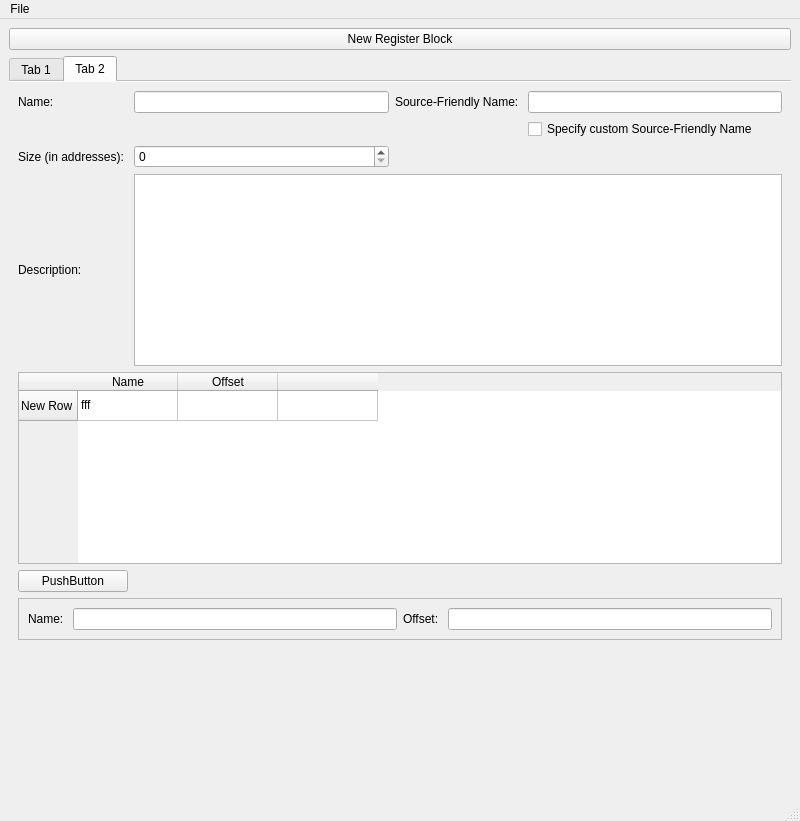
The window that mainwindow.ui (jimga150/RegisterMap) describes before a commit, drawn with Qt 5.
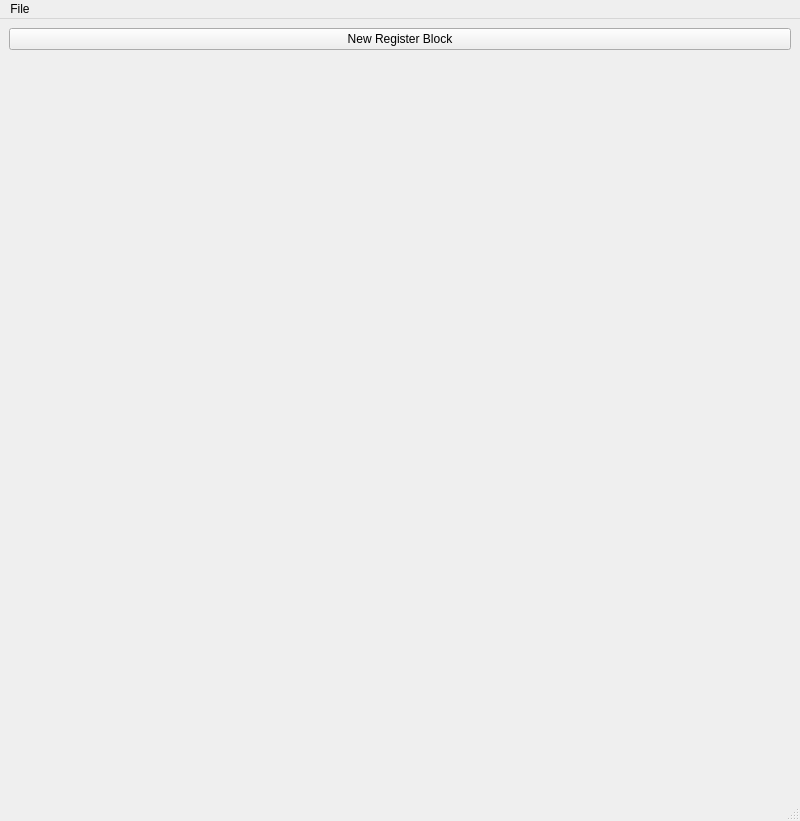
The same window after the commit.

What changed in the file:
```diff
--- a/mainwindow.ui
+++ b/mainwindow.ui
@@ -46,181 +46,6 @@
         <property name="tabBarAutoHide">
          <bool>false</bool>
         </property>
-        <widget class="QWidget" name="tab">
-         <attribute name="title">
-          <string>Tab 1</string>
-         </attribute>
-        </widget>
-        <widget class="QWidget" name="tab_2">
-         <attribute name="title">
-          <string>Tab 2</string>
-         </attribute>
-         <layout class="QGridLayout" name="gridLayout_4">
-          <item row="3" column="0">
-           <spacer name="verticalSpacer">
-            <property name="orientation">
-             <enum>Qt::Vertical</enum>
-            </property>
-            <property name="sizeHint" stdset="0">
-             <size>
-              <width>20</width>
-              <height>40</height>
-             </size>
-            </property>
-           </spacer>
-          </item>
-          <item row="0" column="0">
-           <layout class="QGridLayout" name="gridLayout_3">
-            <item row="0" column="0">
-             <widget class="QLabel" name="label">
-              <property name="text">
-               <string>Name: </string>
-              </property>
-             </widget>
-            </item>
-            <item row="0" column="2">
-             <widget class="QLabel" name="label_2">
-              <property name="text">
-               <string>Source-Friendly Name: </string>
-              </property>
-             </widget>
-            </item>
-            <item row="1" column="3">
-             <widget class="QCheckBox" name="custCodeNameChkBox">
-              <property name="enabled">
-               <bool>true</bool>
-              </property>
-              <property name="text">
-               <string>Specify custom Source-Friendly Name</string>
-              </property>
-             </widget>
-            </item>
-            <item row="2" column="1">
-             <widget class="QSpinBox" name="sizeSpinBox"/>
-            </item>
-            <item row="4" column="0" rowspan="2" colspan="4">
-             <widget class="QTableWidget" name="tableWidget">
-              <property name="editTriggers">
-               <set>QAbstractItemView::NoEditTriggers</set>
-              </property>
-              <property name="sortingEnabled">
-               <bool>true</bool>
-              </property>
-              <row>
-               <property name="text">
-                <string>New Row</string>
-               </property>
-              </row>
-              <column>
-               <property name="text">
-                <string>Name</string>
-               </property>
-              </column>
-              <column>
-               <property name="text">
-                <string>Offset</string>
-               </property>
-              </column>
-              <column>
-               <property name="text">
-                <string/>
-               </property>
-              </column>
-              <item row="0" column="0">
-               <property name="text">
-                <string>fff</string>
-               </property>
-              </item>
-             </widget>
-            </item>
-            <item row="0" column="3">
-             <widget class="QLineEdit" name="codeNameEdit">
-              <property name="frame">
-               <bool>true</bool>
-              </property>
-              <property name="readOnly">
-               <bool>true</bool>
-              </property>
-             </widget>
-            </item>
-            <item row="2" column="0">
-             <widget class="QLabel" name="label_5">
-              <property name="text">
-               <string>Size (in addresses): </string>
-              </property>
-             </widget>
-            </item>
-            <item row="6" column="0">
-             <widget class="QPushButton" name="pushButton">
-              <property name="text">
-               <string>PushButton</string>
-              </property>
-             </widget>
-            </item>
-            <item row="0" column="1">
-             <widget class="QLineEdit" name="nameEdit"/>
-            </item>
-            <item row="7" column="0" colspan="4">
-             <widget class="QFrame" name="RegFrame">
-              <property name="sizePolicy">
-               <sizepolicy hsizetype="MinimumExpanding" vsizetype="MinimumExpanding">
-                <horstretch>0</horstretch>
-                <verstretch>0</verstretch>
-               </sizepolicy>
-              </property>
-              <property name="minimumSize">
-               <size>
-                <width>40</width>
-                <height>40</height>
-               </size>
-              </property>
-              <property name="frameShape">
-               <enum>QFrame::StyledPanel</enum>
-              </property>
-              <property name="frameShadow">
-               <enum>QFrame::Raised</enum>
-              </property>
-              <property name="lineWidth">
-               <number>4</number>
-              </property>
-              <layout class="QGridLayout" name="gridLayout_5">
-               <item row="0" column="2">
-                <widget class="QLabel" name="label_4">
-                 <property name="text">
-                  <string>Offset: </string>
-                 </property>
-                </widget>
-               </item>
-               <item row="0" column="0">
-                <widget class="QLabel" name="label_3">
-                 <property name="text">
-                  <string>Name: </string>
-                 </property>
-                </widget>
-               </item>
-               <item row="0" column="1">
-                <widget class="QLineEdit" name="lineEdit"/>
-               </item>
-               <item row="0" column="3">
-                <widget class="QLineEdit" name="lineEdit_2"/>
-               </item>
-              </layout>
-             </widget>
-            </item>
-            <item row="3" column="0">
-             <widget class="QLabel" name="label_6">
-              <property name="text">
-               <string>Description: </string>
-              </property>
-             </widget>
-            </item>
-            <item row="3" column="1" colspan="3">
-             <widget class="QTextEdit" name="textEdit"/>
-            </item>
-           </layout>
-          </item>
-         </layout>
-        </widget>
        </widget>
       </item>
      </layout>
```
Left out of the diff: 2 changed lines with no effect on the pictures.
